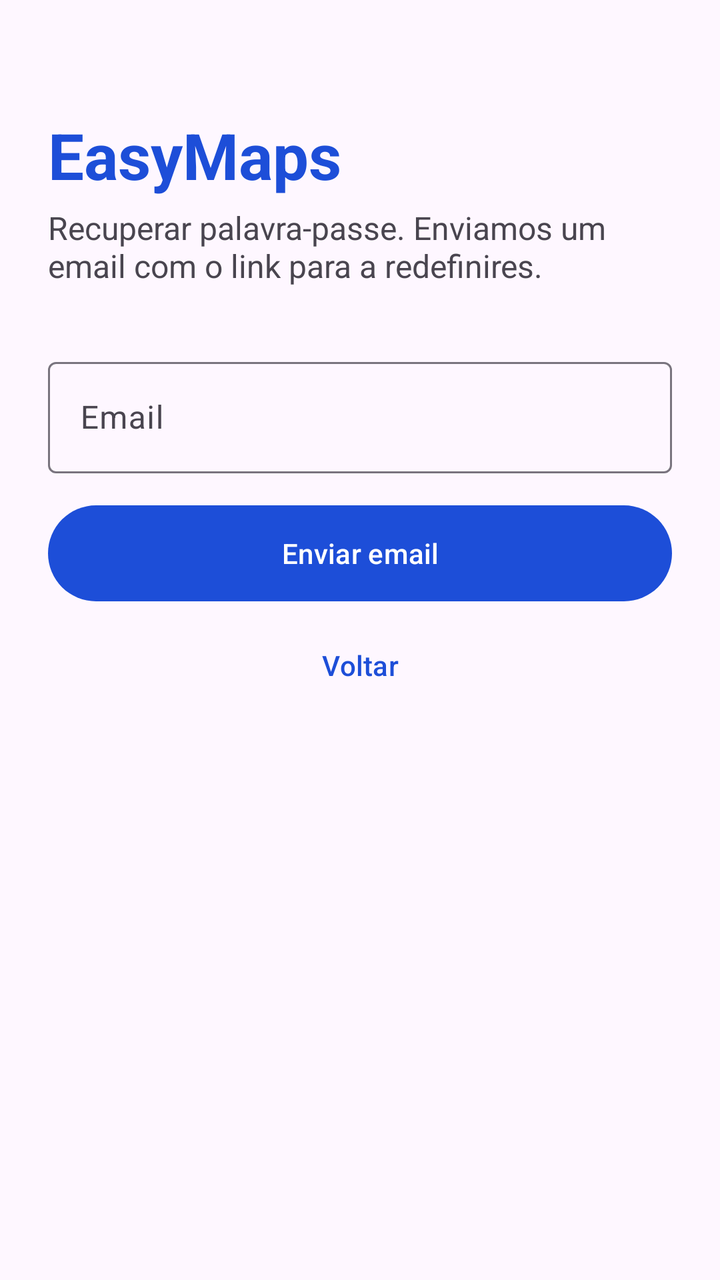
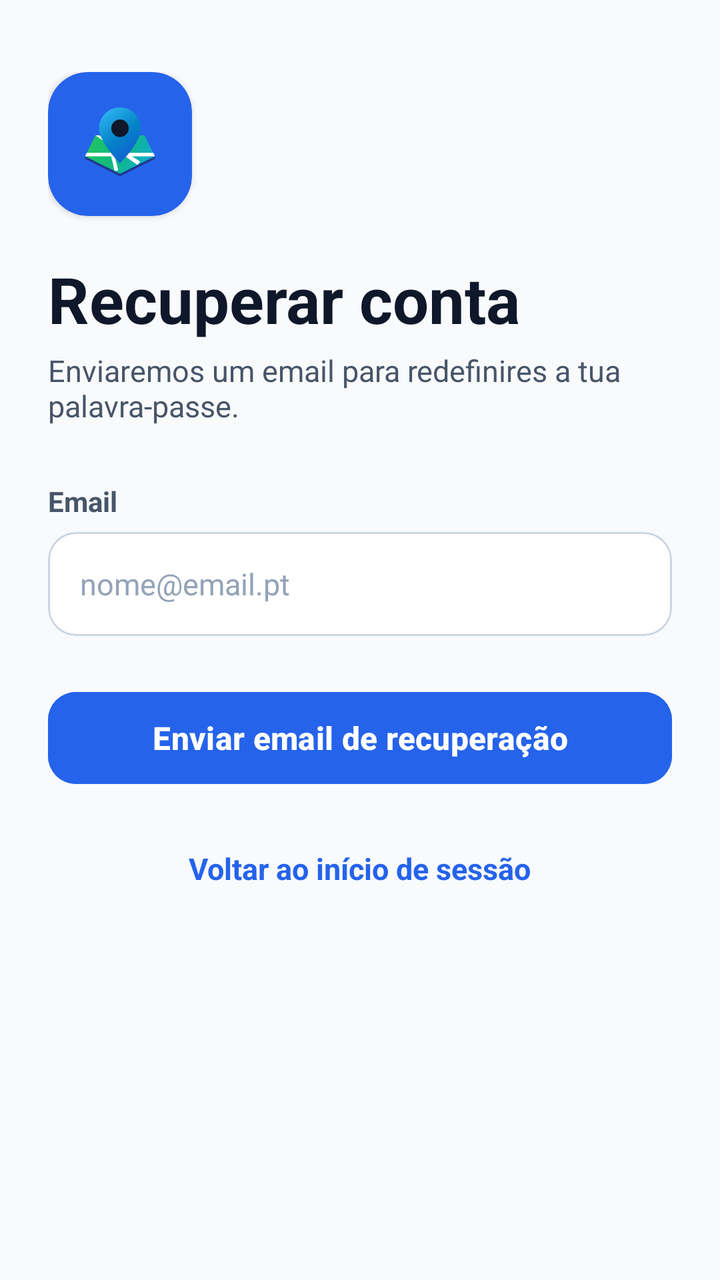

Screens rendered from an Android XML layout before and after an edit, with the pre-edit source and the edit as a unified diff.
<!-- AndroidManifest.xml: application theme Theme.EasyMap -->
<!-- res/layout/activity_reset_password.xml -->
<?xml version="1.0" encoding="utf-8"?>
<ScrollView xmlns:android="http://schemas.android.com/apk/res/android"
    xmlns:app="http://schemas.android.com/apk/res-auto"
    android:id="@+id/root"
    android:layout_width="match_parent"
    android:layout_height="match_parent"
    android:clipToPadding="false"
    android:fillViewport="true">

    <LinearLayout
        android:layout_width="match_parent"
        android:layout_height="wrap_content"
        android:orientation="vertical"
        android:padding="24dp">

        <TextView
            android:layout_width="wrap_content"
            android:layout_height="wrap_content"
            android:layout_marginTop="32dp"
            android:text="EasyMaps"
            android:textColor="?attr/colorPrimary"
            android:textSize="32sp"
            android:textStyle="bold" />

        <TextView
            android:layout_width="wrap_content"
            android:layout_height="wrap_content"
            android:layout_marginTop="4dp"
            android:layout_marginBottom="32dp"
            android:text="Recuperar palavra-passe. Enviamos um email com o link para a redefinires."
            android:textSize="16sp" />

        <com.google.android.material.textfield.TextInputLayout
            style="@style/Widget.Material3.TextInputLayout.OutlinedBox"
            android:id="@+id/til_email"
            android:layout_width="match_parent"
            android:layout_height="wrap_content"
            android:layout_marginBottom="12dp"
            android:hint="Email">

            <com.google.android.material.textfield.TextInputEditText
                android:id="@+id/et_email"
                android:layout_width="match_parent"
                android:layout_height="wrap_content"
                android:inputType="textEmailAddress" />
        </com.google.android.material.textfield.TextInputLayout>
        <com.google.android.material.button.MaterialButton
            android:id="@+id/btn_send"
            android:layout_width="match_parent"
            android:layout_height="56dp"
            android:text="Enviar email" />

        <com.google.android.material.button.MaterialButton
            android:id="@+id/btn_back"
            style="@style/Widget.Material3.Button.TextButton"
            android:layout_width="match_parent"
            android:layout_height="56dp"
            android:text="Voltar" />
    </LinearLayout>
</ScrollView>
<!-- resources referenced by this layout -->
<resources>
  <style name="Theme.EasyMap" parent="Base.Theme.EasyMap" />
  <style name="Base.Theme.EasyMap" parent="Theme.Material3.DayNight.NoActionBar">
          <item name="colorPrimary">#1D4ED8</item>
          <item name="colorOnPrimary">#FFFFFF</item>
      </style>
</resources>

<!-- the commit's change to res/layout/activity_reset_password.xml (unified diff, before → after) -->
@@ -1,9 +1,11 @@
 <?xml version="1.0" encoding="utf-8"?>
 <ScrollView xmlns:android="http://schemas.android.com/apk/res/android"
     xmlns:app="http://schemas.android.com/apk/res-auto"
+    xmlns:tools="http://schemas.android.com/tools"
     android:id="@+id/root"
     android:layout_width="match_parent"
     android:layout_height="match_parent"
+    android:background="#F8FAFC"
     android:clipToPadding="false"
     android:fillViewport="true">
 
@@ -11,14 +13,34 @@
         android:layout_width="match_parent"
         android:layout_height="wrap_content"
         android:orientation="vertical"
-        android:padding="24dp">
+        android:paddingHorizontal="24dp"
+        android:paddingTop="36dp"
+        android:paddingBottom="24dp">
 
+        
+        <com.google.android.material.card.MaterialCardView
+            android:layout_width="72dp"
+            android:layout_height="72dp"
+            app:cardBackgroundColor="#2563EB"
+            app:cardCornerRadius="20dp"
+            app:cardElevation="2dp"
+            app:strokeWidth="0dp">
+
+            <ImageView
+                android:layout_width="match_parent"
+                android:layout_height="match_parent"
+                android:contentDescription="Logótipo EasyMaps"
+                android:padding="8dp"
+                android:src="@drawable/ic_app_logo" />
+        </com.google.android.material.card.MaterialCardView>
+
+        
         <TextView
             android:layout_width="wrap_content"
             android:layout_height="wrap_content"
-            android:layout_marginTop="32dp"
-            android:text="EasyMaps"
-            android:textColor="?attr/colorPrimary"
+            android:layout_marginTop="20dp"
+            android:text="Recuperar conta"
+            android:textColor="#0F172A"
             android:textSize="32sp"
             android:textStyle="bold" />
 
@@ -26,35 +48,69 @@
             android:layout_width="wrap_content"
             android:layout_height="wrap_content"
             android:layout_marginTop="4dp"
-            android:layout_marginBottom="32dp"
-            android:text="Recuperar palavra-passe. Enviamos um email com o link para a redefinires."
-            android:textSize="16sp" />
+            android:layout_marginBottom="28dp"
+            android:text="Enviaremos um email para redefinires a tua palavra-passe."
+            android:textColor="#475569"
+            android:textSize="15sp" />
 
-        <com.google.android.material.textfield.TextInputLayout
-            style="@style/Widget.Material3.TextInputLayout.OutlinedBox"
-            android:id="@+id/til_email"
+        
+        <TextView
+            android:layout_width="wrap_content"
+            android:layout_height="wrap_content"
+            android:layout_marginBottom="6dp"
+            android:text="Email"
+            android:textColor="#475569"
+            android:textSize="14sp"
+            android:textStyle="bold" />
+
+        <com.google.android.material.card.MaterialCardView
+            android:id="@+id/card_email"
             android:layout_width="match_parent"
-            android:layout_height="wrap_content"
-            android:layout_marginBottom="12dp"
-            android:hint="Email">
+            android:layout_height="52dp"
+            app:cardBackgroundColor="#FFFFFF"
+            app:cardCornerRadius="14dp"
+            app:cardElevation="0dp"
+            app:strokeColor="#CBD5E1"
+            app:strokeWidth="1dp">
 
-            <com.google.android.material.textfield.TextInputEditText
+            <EditText
                 android:id="@+id/et_email"
                 android:layout_width="match_parent"
-                android:layout_height="wrap_content"
-                android:inputType="textEmailAddress" />
-        </com.google.android.material.textfield.TextInputLayout>
+                android:layout_height="match_parent"
+                android:background="@android:color/transparent"
+                android:hint="nome@email.pt"
+                android:inputType="textEmailAddress"
+                android:paddingHorizontal="16dp"
+                android:textColor="#0F172A"
+                android:textColorHint="#94A3B8"
+                android:textSize="15sp" />
+        </com.google.android.material.card.MaterialCardView>
+
+        
         <com.google.android.material.button.MaterialButton
             android:id="@+id/btn_send"
             android:layout_width="match_parent"
-            android:layout_height="56dp"
-            android:text="Enviar email" />
+            android:layout_height="54dp"
+            android:layout_marginTop="24dp"
+            android:backgroundTint="#2563EB"
+            android:text="Enviar email de recuperação"
+            android:textColor="#FFFFFF"
+            android:textSize="16sp"
+            android:textStyle="bold"
+            app:cornerRadius="14dp"
+            app:elevation="2dp" />
 
-        <com.google.android.material.button.MaterialButton
+        
+        <TextView
             android:id="@+id/btn_back"
-            style="@style/Widget.Material3.Button.TextButton"
-            android:layout_width="match_parent"
-            android:layout_height="56dp"
-            android:text="Voltar" />
+            android:layout_width="wrap_content"
+            android:layout_height="wrap_content"
+            android:layout_gravity="center_horizontal"
+            android:layout_marginTop="20dp"
+            android:padding="8dp"
+            android:text="Voltar ao início de sessão"
+            android:textColor="#2563EB"
+            android:textSize="15sp"
+            android:textStyle="bold" />
     </LinearLayout>
 </ScrollView>
<!-- resource entries referenced after the edit -->
@@ -1,5 +1,62 @@
 <!-- resources referenced by this layout -->
 <resources>
+  <!-- drawable ic_app_logo (drawable) -->
+  <vector xmlns:android="http://schemas.android.com/apk/res/android"
+      xmlns:aapt="http://schemas.android.com/aapt"
+      android:width="128dp"
+      android:height="128dp"
+      android:viewportWidth="128"
+      android:viewportHeight="128">
+  
+      
+      <path
+          android:pathData="M24,78 L64,98 L104,78 L92,54 L36,54 Z">
+          <aapt:attr name="android:fillColor">
+              <gradient
+                  android:startX="24"
+                  android:startY="54"
+                  android:endX="104"
+                  android:endY="98"
+                  android:type="linear">
+                  <item android:color="#22C55E" android:offset="0.0" />
+                  <item android:color="#10B981" android:offset="0.5" />
+                  <item android:color="#0EA5E9" android:offset="1.0" />
+              </gradient>
+          </aapt:attr>
+      </path>
+  
+      
+      <path
+          android:fillColor="#FFFFFF"
+          android:pathData="M24,78 L104,78 L102,74 L26,74 Z M48,54 L58,95 L62,94 L52,54 Z M36,54 L84,88 L87,84 L40,54 Z" />
+  
+      
+      <path
+          android:fillColor="#1E3A8A"
+          android:pathData="M24,78 L64,98 L104,78 L104,81 L64,101 L24,81 Z" />
+  
+      
+      <path
+          android:pathData="M64,22 C50.75,22 40,32.75 40,46 C40,62 64,86 64,86 C64,86 88,62 88,46 C88,32.75 77.25,22 64,22 Z">
+          <aapt:attr name="android:fillColor">
+              <gradient
+                  android:startX="40"
+                  android:startY="22"
+                  android:endX="88"
+                  android:endY="86"
+                  android:type="linear">
+                  <item android:color="#38BDF8" android:offset="0.0" />
+                  <item android:color="#0284C7" android:offset="0.5" />
+                  <item android:color="#1D4ED8" android:offset="1.0" />
+              </gradient>
+          </aapt:attr>
+      </path>
+  
+      
+      <path
+          android:fillColor="#0F172A"
+          android:pathData="M64,36 C58.48,36 54,40.48 54,46 C54,51.52 58.48,56 64,56 C69.52,56 74,51.52 74,46 C74,40.48 69.52,36 64,36 Z" />
+  </vector>
   <style name="Theme.EasyMap" parent="Base.Theme.EasyMap" />
   <style name="Base.Theme.EasyMap" parent="Theme.Material3.DayNight.NoActionBar">
           <item name="colorPrimary">#1D4ED8</item>
